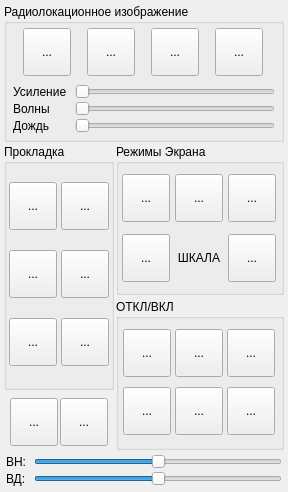
This is rlicontrolwidget.ui in qt-enths/RLIDisplay as Qt 5 draws it before an edit. The edited form follows.
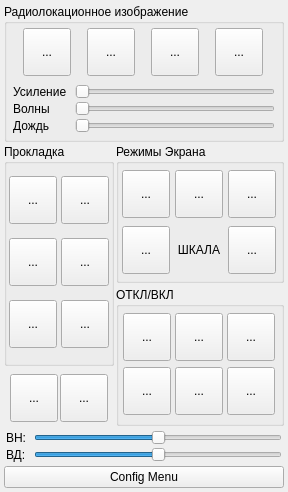
This is the edited form. Icons and pictures are not drawn.

Commit message: Menu autohiding+config menu starter

```diff
--- a/rlicontrolwidget.ui
+++ b/rlicontrolwidget.ui
@@ -34,7 +34,7 @@
   <property name="autoFillBackground">
    <bool>true</bool>
   </property>
-  <layout class="QVBoxLayout" name="verticalLayout_4" stretch="0,1,0">
+  <layout class="QVBoxLayout" name="verticalLayout_4" stretch="0,1,0,0">
    <property name="spacing">
     <number>2</number>
    </property>
@@ -1023,6 +1023,13 @@
      </item>
     </layout>
    </item>
+   <item>
+    <widget class="QPushButton" name="btnConfigMenu">
+     <property name="text">
+      <string>Config Menu</string>
+     </property>
+    </widget>
+   </item>
   </layout>
  </widget>
  <resources>
```
The commit also changes 7 other files.
